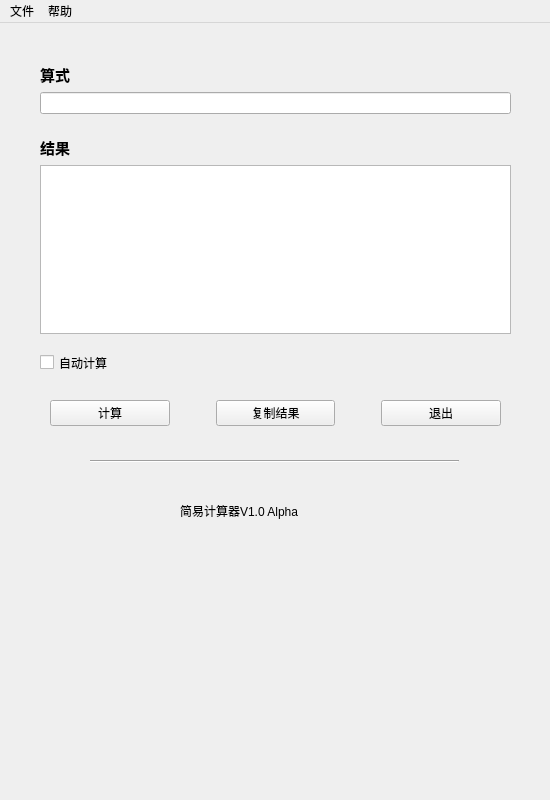
Above: mainwindow.ui from Remaker01/Calc before the change. Below: the same form after it.
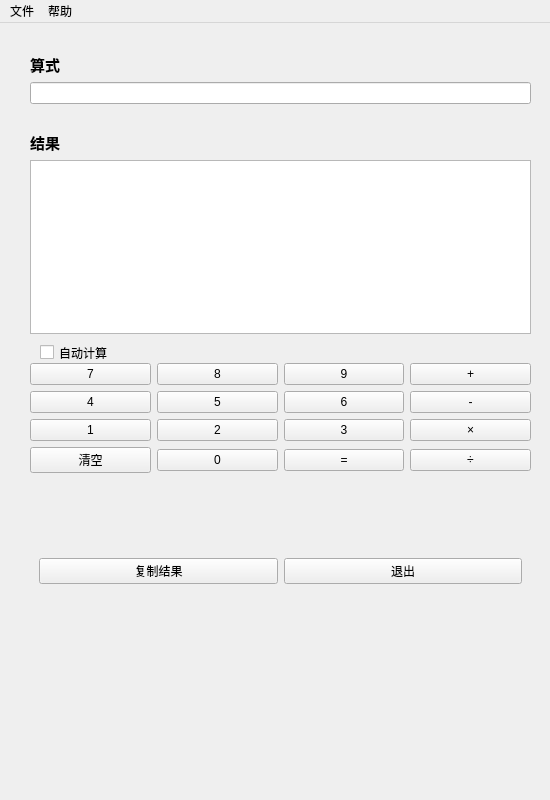
That is the form after the change. Icons and pictures are not drawn.

Commit message: 1.调整菜单项,加入帮助及帮助文件，在关于框中加入访问Github。 2.加入按键模式。 3.加入“注册”槽函数的函数；改用QString存储算式。 4.Create README.md

Diff of the .ui file:
```diff
--- a/mainwindow.ui
+++ b/mainwindow.ui
@@ -55,7 +55,7 @@
     <property name="geometry">
      <rect>
       <x>40</x>
-      <y>330</y>
+      <y>320</y>
       <width>91</width>
       <height>19</height>
      </rect>
@@ -67,68 +67,62 @@
    <widget class="QWidget" name="gridLayoutWidget">
     <property name="geometry">
      <rect>
-      <x>40</x>
-      <y>40</y>
-      <width>471</width>
-      <height>291</height>
+      <x>30</x>
+      <y>30</y>
+      <width>501</width>
+      <height>281</height>
      </rect>
     </property>
     <layout class="QGridLayout" name="gridLayout">
-     <property name="bottomMargin">
-      <number>20</number>
-     </property>
-     <item row="9" column="0">
+     <item row="4" column="0">
       <widget class="QPlainTextEdit" name="resTextEdit">
        <property name="readOnly">
         <bool>true</bool>
        </property>
       </widget>
      </item>
-     <item row="0" column="0">
-      <widget class="QLabel" name="label">
-       <property name="font">
-        <font>
-         <family>Adobe Arabic</family>
-         <pointsize>11</pointsize>
-         <weight>75</weight>
-         <bold>true</bold>
-        </font>
-       </property>
-       <property name="text">
-        <string>算式</string>
-       </property>
-      </widget>
-     </item>
-     <item row="7" column="0">
-      <widget class="QLabel" name="label_2">
-       <property name="font">
-        <font>
-         <family>Adobe Arabic</family>
-         <pointsize>11</pointsize>
-         <weight>75</weight>
-         <bold>true</bold>
-        </font>
-       </property>
-       <property name="text">
-        <string>结果</string>
-       </property>
-      </widget>
-     </item>
-     <item row="4" column="0">
+     <item row="1" column="0">
       <widget class="QLineEdit" name="expEdit">
        <property name="echoMode">
         <enum>QLineEdit::Normal</enum>
        </property>
       </widget>
      </item>
-     <item row="5" column="0">
+     <item row="3" column="0">
+      <widget class="QLabel" name="resLabel">
+       <property name="font">
+        <font>
+         <family>Adobe Arabic</family>
+         <pointsize>11</pointsize>
+         <weight>75</weight>
+         <bold>true</bold>
+        </font>
+       </property>
+       <property name="text">
+        <string>结果</string>
+       </property>
+      </widget>
+     </item>
+     <item row="0" column="0">
+      <widget class="QLabel" name="expLabel">
+       <property name="font">
+        <font>
+         <family>Adobe Arabic</family>
+         <pointsize>11</pointsize>
+         <weight>75</weight>
+         <bold>true</bold>
+        </font>
+       </property>
+       <property name="text">
+        <string>算式</string>
+       </property>
+      </widget>
+     </item>
+     <item row="2" column="0">
       <spacer name="verticalSpacer">
        <property name="orientation">
         <enum>Qt::Vertical</enum>
        </property>
-       <property name="sizeType">
-        <enum>QSizePolicy::Preferred</enum>
-       </property>
        <property name="sizeHint" stdset="0">
         <size>
          <width>20</width>
@@ -142,126 +136,207 @@
    <widget class="QWidget" name="horizontalLayoutWidget">
     <property name="geometry">
      <rect>
-      <x>10</x>
-      <y>350</y>
-      <width>531</width>
-      <height>80</height>
+      <x>30</x>
+      <y>340</y>
+      <width>501</width>
+      <height>301</height>
      </rect>
     </property>
-    <layout class="QHBoxLayout" name="horizontalLayout">
-     <item>
-      <spacer name="horizontalSpacer_2">
-       <property name="orientation">
-        <enum>Qt::Horizontal</enum>
+    <layout class="QGridLayout" name="gridLayout_2">
+     <item row="3" column="3">
+      <widget class="QPushButton" name="mulButton">
+       <property name="text">
+        <string>×</string>
        </property>
-       <property name="sizeType">
-        <enum>QSizePolicy::Fixed</enum>
+       <property name="shortcut">
+        <string>*</string>
        </property>
-       <property name="sizeHint" stdset="0">
-        <size>
-         <width>40</width>
-         <height>20</height>
-        </size>
+      </widget>
+     </item>
+     <item row="3" column="2">
+      <widget class="QPushButton" name="pushButton3">
+       <property name="text">
+        <string>3</string>
        </property>
-      </spacer>
+       <property name="shortcut">
+        <string>3</string>
+       </property>
+      </widget>
      </item>
-     <item>
+     <item row="0" column="0">
+      <widget class="QPushButton" name="pushButton7">
+       <property name="text">
+        <string>7</string>
+       </property>
+       <property name="shortcut">
+        <string>7</string>
+       </property>
+      </widget>
+     </item>
+     <item row="2" column="0">
+      <widget class="QPushButton" name="pushButton4">
+       <property name="text">
+        <string>4</string>
+       </property>
+       <property name="shortcut">
+        <string>4</string>
+       </property>
+      </widget>
+     </item>
+     <item row="5" column="1">
+      <widget class="QPushButton" name="pushButton0">
+       <property name="text">
+        <string>0</string>
+       </property>
+       <property name="shortcut">
+        <string>0</string>
+       </property>
+      </widget>
+     </item>
+     <item row="2" column="2">
+      <widget class="QPushButton" name="pushButton6">
+       <property name="text">
+        <string>6</string>
+       </property>
+       <property name="shortcut">
+        <string>6</string>
+       </property>
+      </widget>
+     </item>
+     <item row="2" column="1">
+      <widget class="QPushButton" name="pushButton5">
+       <property name="text">
+        <string>5</string>
+       </property>
+       <property name="shortcut">
+        <string>5</string>
+       </property>
+      </widget>
+     </item>
+     <item row="3" column="1">
+      <widget class="QPushButton" name="pushButton2">
+       <property name="text">
+        <string>2</string>
+       </property>
+       <property name="shortcut">
+        <string>2</string>
+       </property>
+      </widget>
+     </item>
+     <item row="5" column="0">
+      <widget class="QPushButton" name="clearButton">
+       <property name="enabled">
+        <bool>true</bool>
+       </property>
+       <property name="font">
+        <font>
+         <weight>50</weight>
+         <bold>false</bold>
+        </font>
+       </property>
+       <property name="text">
+        <string>清空</string>
+       </property>
+       <property name="shortcut">
+        <string>Esc</string>
+       </property>
+      </widget>
+     </item>
+     <item row="2" column="3">
+      <widget class="QPushButton" name="minusButton">
+       <property name="text">
+        <string>-</string>
+       </property>
+       <property name="shortcut">
+        <string>-</string>
+       </property>
+      </widget>
+     </item>
+     <item row="3" column="0">
+      <widget class="QPushButton" name="pushButton1">
+       <property name="text">
+        <string>1</string>
+       </property>
+       <property name="shortcut">
+        <string>1</string>
+       </property>
+      </widget>
+     </item>
+     <item row="0" column="3">
+      <widget class="QPushButton" name="plusButton">
+       <property name="text">
+        <string>+</string>
+       </property>
+       <property name="shortcut">
+        <string>+</string>
+       </property>
+      </widget>
+     </item>
+     <item row="0" column="1">
+      <widget class="QPushButton" name="pushButton8">
+       <property name="toolTipDuration">
+        <number>-1</number>
+       </property>
+       <property name="text">
+        <string>8</string>
+       </property>
+       <property name="shortcut">
+        <string>8</string>
+       </property>
+      </widget>
+     </item>
+     <item row="0" column="2">
+      <widget class="QPushButton" name="pushButton_9">
+       <property name="text">
+        <string>9</string>
+       </property>
+       <property name="shortcut">
+        <string>9</string>
+       </property>
+      </widget>
+     </item>
+     <item row="6" column="0" colspan="4">
+      <widget class="QWidget" name="widget_2" native="true">
+       <layout class="QHBoxLayout" name="horizontalLayout">
+        <item>
+         <widget class="QPushButton" name="copyButton">
+          <property name="text">
+           <string>复制结果</string>
+          </property>
+         </widget>
+        </item>
+        <item>
+         <widget class="QPushButton" name="exitButton">
+          <property name="text">
+           <string>退出</string>
+          </property>
+         </widget>
+        </item>
+       </layout>
+      </widget>
+     </item>
+     <item row="5" column="2">
       <widget class="QPushButton" name="calcButton">
        <property name="text">
-        <string>计算</string>
+        <string>=</string>
        </property>
-      </widget>
-     </item>
-     <item>
-      <spacer name="horizontalSpacer">
-       <property name="orientation">
-        <enum>Qt::Horizontal</enum>
+       <property name="shortcut">
+        <string>Return</string>
        </property>
-       <property name="sizeType">
-        <enum>QSizePolicy::Fixed</enum>
-       </property>
-       <property name="sizeHint" stdset="0">
-        <size>
-         <width>40</width>
-         <height>20</height>
-        </size>
-       </property>
-      </spacer>
-     </item>
-     <item>
-      <widget class="QPushButton" name="copyButton">
-       <property name="text">
-        <string>复制结果</string>
-       </property>
       </widget>
      </item>
-     <item>
-      <spacer name="horizontalSpacer_4">
-       <property name="orientation">
-        <enum>Qt::Horizontal</enum>
-       </property>
-       <property name="sizeType">
-        <enum>QSizePolicy::Fixed</enum>
-       </property>
-       <property name="sizeHint" stdset="0">
-        <size>
-         <width>40</width>
-         <height>20</height>
-        </size>
-       </property>
-      </spacer>
-     </item>
-     <item>
-      <widget class="QPushButton" name="exitButton">
+     <item row="5" column="3">
+      <widget class="QPushButton" name="pushButton">
        <property name="text">
-        <string>退出</string>
+        <string>÷</string>
        </property>
-      </widget>
-     </item>
-     <item>
-      <spacer name="horizontalSpacer_3">
-       <property name="orientation">
-        <enum>Qt::Horizontal</enum>
+       <property name="shortcut">
+        <string>/</string>
        </property>
-       <property name="sizeType">
-        <enum>QSizePolicy::Fixed</enum>
-       </property>
-       <property name="sizeHint" stdset="0">
-        <size>
-         <width>40</width>
-         <height>20</height>
-        </size>
-       </property>
-      </spacer>
+      </widget>
      </item>
     </layout>
    </widget>
-   <widget class="Line" name="line">
-    <property name="geometry">
-     <rect>
-      <x>90</x>
-      <y>430</y>
-      <width>369</width>
-      <height>16</height>
-     </rect>
-    </property>
-    <property name="orientation">
-     <enum>Qt::Horizontal</enum>
-    </property>
-   </widget>
-   <widget class="QLabel" name="label_3">
-    <property name="geometry">
-     <rect>
-      <x>180</x>
-      <y>480</y>
-      <width>155</width>
-      <height>16</height>
-     </rect>
-    </property>
-    <property name="text">
-     <string>简易计算器V1.0 Alpha</string>
-    </property>
-   </widget>
   </widget>
   <widget class="QMenuBar" name="menubar">
    <property name="geometry">
```
Left out of the diff: 13 changed lines with no effect on the pictures. The commit also changes 9 other files.
